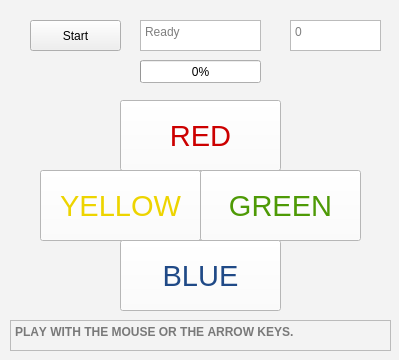
First picture: the form in simon.ui, repository GotRiceTom/Simon_Game, before the edit.
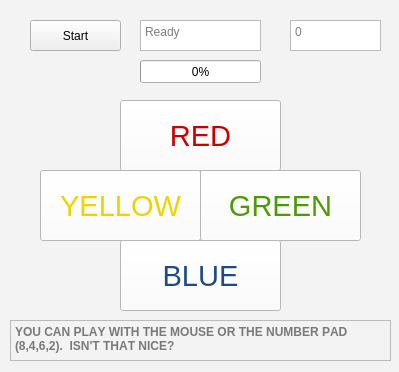
Second picture: the form after the edit.

Commit message: FULLY PLAYABLE GAME.

```diff
--- a/simon.ui
+++ b/simon.ui
@@ -7,7 +7,7 @@
     <x>0</x>
     <y>0</y>
     <width>399</width>
-    <height>360</height>
+    <height>372</height>
    </rect>
   </property>
   <property name="palette">
@@ -808,7 +808,7 @@
      <x>10</x>
      <y>320</y>
      <width>381</width>
-     <height>31</height>
+     <height>41</height>
     </rect>
    </property>
    <property name="palette">
@@ -883,7 +883,7 @@
     </font>
    </property>
    <property name="placeholderText">
-    <string>PLAY WITH THE MOUSE OR THE ARROW KEYS.</string>
+    <string>YOU CAN PLAY WITH THE MOUSE OR THE NUMBER PAD (8,4,6,2).  ISN'T THAT NICE?</string>
    </property>
   </widget>
   <widget class="QTextEdit" name="GameStateBox">
```
The commit also changes 2 other files.
